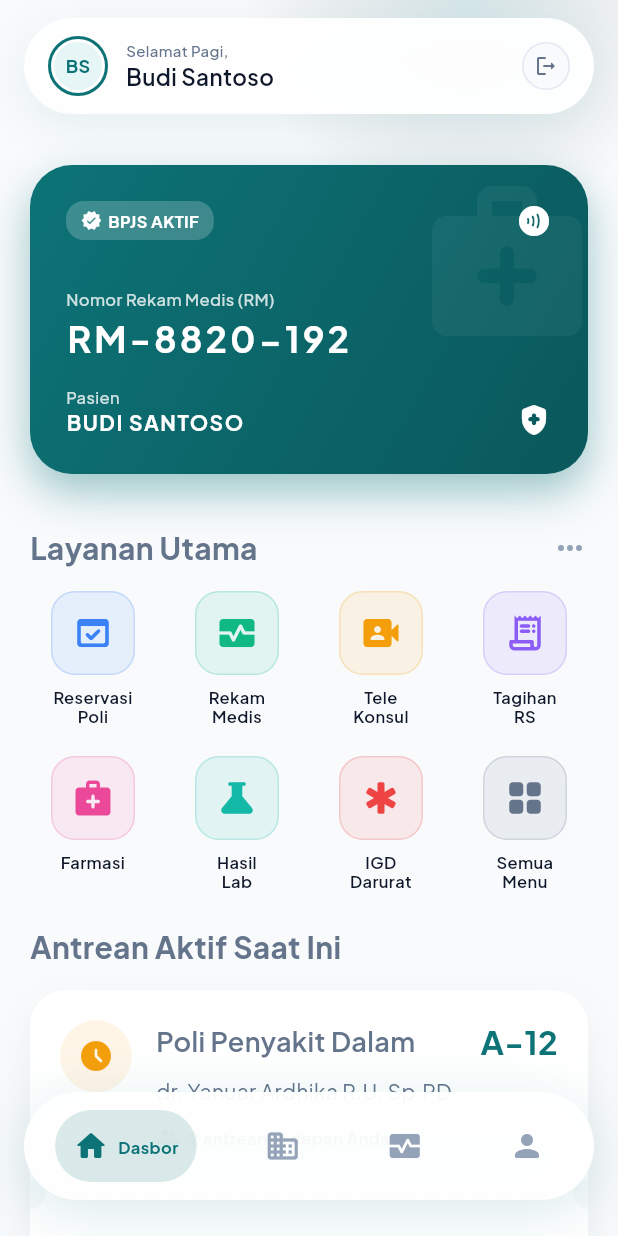
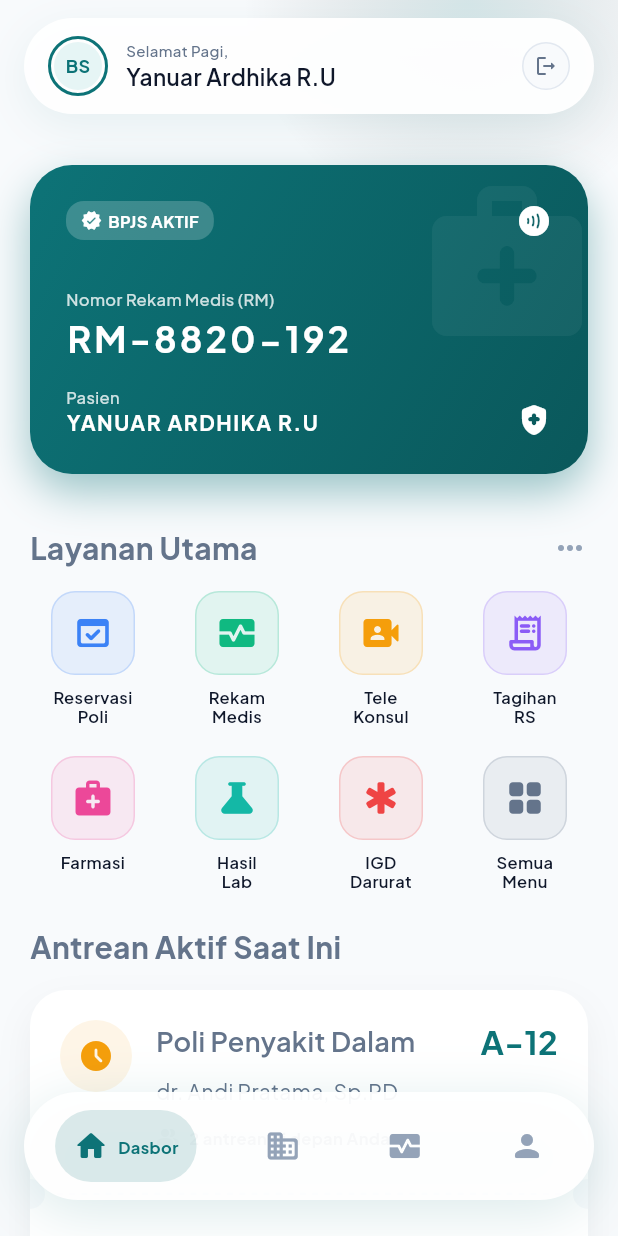
Before and after one commit to ardhikaxx/kliniktap-app, a Flutter app: the screen it shows after launch, after a tap on "Masuk", on a phone screen of 412 x 824 dp. Run offline on Flutter 3.47's test engine with Material 3 defaults, Android fonts, the phone set to English and light mode, and no system bars; our stand-ins replace cached_network_image, get, google_fonts; network calls fail; statements that could not run were skipped.

Commit message:
feat: personalisasi nama pengguna (Yanuar Ardhika R.U) sebagai pasien utama di seluruh aplikasi

```diff
--- a/lib/features/patient_dashboard/views/patient_dashboard_page.dart
+++ b/lib/features/patient_dashboard/views/patient_dashboard_page.dart
@@ -138,7 +138,7 @@ class PatientDashboardPage extends StatelessWidget {
                           mainAxisAlignment: MainAxisAlignment.center,
                           children: [
                             Text('${_getGreeting()},', style: AppTextStyles.caption.copyWith(color: AppColors.textSecondary, fontSize: 10)),
-                            Text('Budi Santoso', style: AppTextStyles.subtitle.copyWith(color: AppColors.textPrimary)),
+                            Text('Yanuar Ardhika R.U', style: AppTextStyles.subtitle.copyWith(color: AppColors.textPrimary)),
                           ],
                         ),
                       ),
@@ -232,7 +232,7 @@ class PatientDashboardPage extends StatelessWidget {
                     crossAxisAlignment: CrossAxisAlignment.start,
                     children: [
                       Text('Pasien', style: AppTextStyles.caption.copyWith(color: Colors.white.withValues(alpha: 0.8))),
-                      Text('BUDI SANTOSO', style: AppTextStyles.body.copyWith(color: Colors.white, fontWeight: FontWeight.bold, letterSpacing: 1)),
+                      Text('YANUAR ARDHIKA R.U', style: AppTextStyles.body.copyWith(color: Colors.white, fontWeight: FontWeight.bold, letterSpacing: 1)),
                     ],
                   ),
                   Image.network(
@@ -315,7 +315,7 @@ class PatientDashboardPage extends StatelessWidget {
                         ],
                       ),
                       const SizedBox(height: 8),
-                      Text('dr. Yanuar Ardhika R.U, Sp.PD', style: AppTextStyles.body.copyWith(color: AppColors.textSecondary)),
+                      Text('dr. Andi Pratama, Sp.PD', style: AppTextStyles.body.copyWith(color: AppColors.textSecondary)),
                       const SizedBox(height: 12),
                       Row(
                         children: [
--- a/lib/features/patient_medical_record/views/patient_medical_record_page.dart
+++ b/lib/features/patient_medical_record/views/patient_medical_record_page.dart
@@ -93,7 +93,7 @@ class PatientMedicalRecordPage extends StatelessWidget {
                   '3 x Sehari (Sesudah Makan) - 30 Tablet',
                   Icons.medication_rounded,
                   AppColors.secondary,
-                  'Diresepkan oleh dr. Yanuar Ardhika',
+                  'Diresepkan oleh dr. Andi Pratama',
                 ),
               ],
             ),
--- a/lib/features/patient_polyclinic/views/doctor_selection_page.dart
+++ b/lib/features/patient_polyclinic/views/doctor_selection_page.dart
@@ -46,7 +46,7 @@ class DoctorSelectionPage extends StatelessWidget {
                 const SizedBox(height: 16),
 
                 _buildDoctorCard(
-                  name: 'dr. Yanuar Ardhika R.U, Sp.PD',
+                  name: 'dr. Andi Pratama, Sp.PD',
                   specialty: 'Spesialis Penyakit Dalam',
                   rating: '4.9',
                   patients: '1.2k+ Pasien',
@@ -62,7 +62,7 @@ class DoctorSelectionPage extends StatelessWidget {
                   color: Colors.teal,
                 ),
                 _buildDoctorCard(
-                  name: 'dr. Budi Santoso, Sp.PD',
+                  name: 'dr. Hendra Wijaya, Sp.PD',
                   specialty: 'Spesialis Penyakit Dalam',
                   rating: '4.8',
                   patients: '2.1k+ Pasien',
--- a/lib/features/patient_profile/views/account_settings_page.dart
+++ b/lib/features/patient_profile/views/account_settings_page.dart
@@ -23,7 +23,7 @@ class AccountSettingsPage extends StatelessWidget {
                       Container(
                         width: 100, height: 100,
                         decoration: BoxDecoration(color: AppColors.primarySurface, shape: BoxShape.circle, border: Border.all(color: AppColors.primary, width: 4)),
-                        child: const Center(child: Text('BS', style: TextStyle(fontSize: 36, color: AppColors.primary, fontWeight: FontWeight.bold))),
+                        child: const Center(child: Text('YA', style: TextStyle(fontSize: 36, color: AppColors.primary, fontWeight: FontWeight.bold))),
                       ),
                       Positioned(
                         bottom: 0, right: 0,
@@ -39,14 +39,14 @@ class AccountSettingsPage extends StatelessWidget {
                 const SizedBox(height: 32),
 
                 _buildSectionTitle('Data Pribadi'),
-                _buildTextField('Nama Lengkap', 'Budi Santoso'),
+                _buildTextField('Nama Lengkap', 'Yanuar Ardhika R.U'),
                 _buildTextField('Nomor Induk Kependudukan (NIK)', '3522109876543210', enabled: false),
                 _buildTextField('Tanggal Lahir', '12 Agustus 1980', enabled: false),
 
                 const SizedBox(height: 24),
                 _buildSectionTitle('Kontak'),
                 _buildTextField('Nomor Handphone', '081234567890'),
-                _buildTextField('Email', 'budi.santoso@email.com'),
+                _buildTextField('Email', 'yanuar.ardhika@email.com'),
 
                 const SizedBox(height: 32),
                 ElevatedButton(
--- a/lib/features/patient_profile/views/patient_profile_page.dart
+++ b/lib/features/patient_profile/views/patient_profile_page.dart
@@ -42,12 +42,10 @@ class PatientProfilePage extends StatelessWidget {
                           shape: BoxShape.circle,
                           border: Border.all(color: AppColors.primary, width: 4),
                         ),
-                        child: const Center(
-                          child: Text('BS', style: TextStyle(fontSize: 36, color: AppColors.primary, fontWeight: FontWeight.bold)),
-                        ),
+                        child: const Center(child: Text('YA', style: TextStyle(fontSize: 28, color: AppColors.primary, fontWeight: FontWeight.bold))),
                       ),
                       const SizedBox(height: 16),
-                      Text('Budi Santoso', style: AppTextStyles.h2),
+                      Text('Yanuar Ardhika R.U', style: AppTextStyles.h2),
                       const SizedBox(height: 4),
                       Text('Laki-laki • 45 Tahun', style: AppTextStyles.body.copyWith(color: AppColors.textSecondary)),
 
--- a/lib/features/teleconsultation/views/teleconsultation_page.dart
+++ b/lib/features/teleconsultation/views/teleconsultation_page.dart
@@ -49,7 +49,7 @@ class TeleconsultationPage extends StatelessWidget {
                 const SizedBox(height: 16),
 
                 _buildDoctorCard('dr. Sarah Maida, Sp.A', 'Dokter Anak', '4.9', 'Tersedia', true),
-                _buildDoctorCard('dr. Budi Santoso, Sp.PD', 'Penyakit Dalam', '4.8', 'Sedang Konsultasi', false),
+                _buildDoctorCard('dr. Andi Pratama, Sp.PD', 'Penyakit Dalam', '4.8', 'Sedang Konsultasi', false),
                 _buildDoctorCard('dr. Clara Tania, Sp.KK', 'Kulit & Kelamin', '5.0', 'Tersedia', true),
               ],
             ),
```
